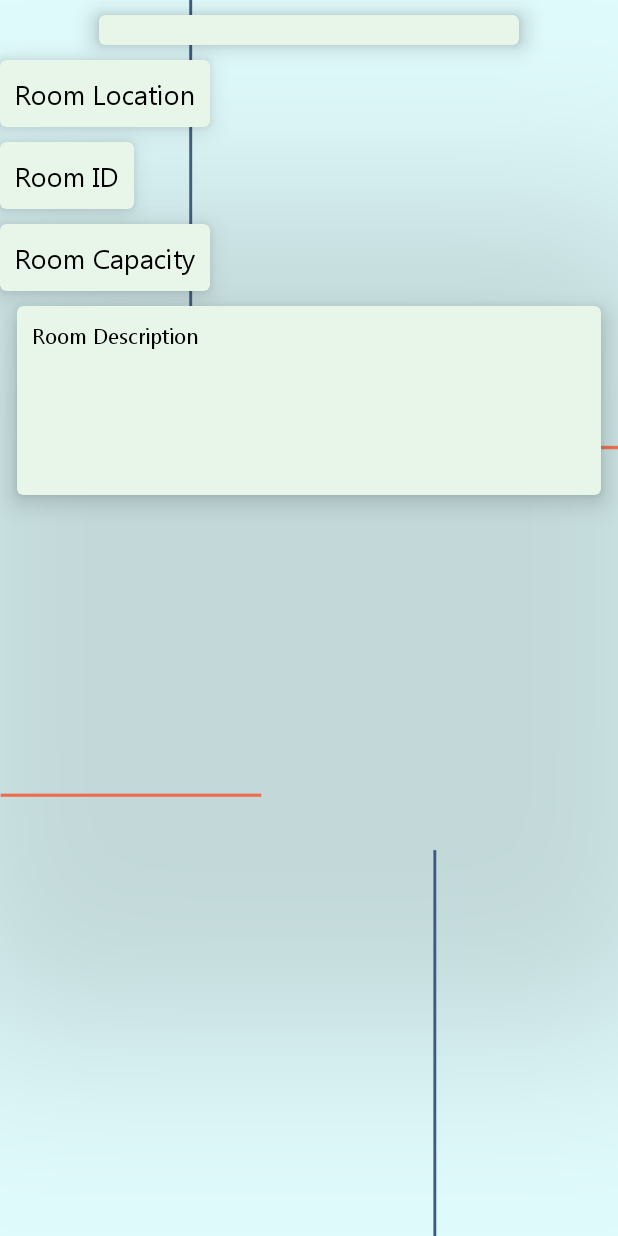
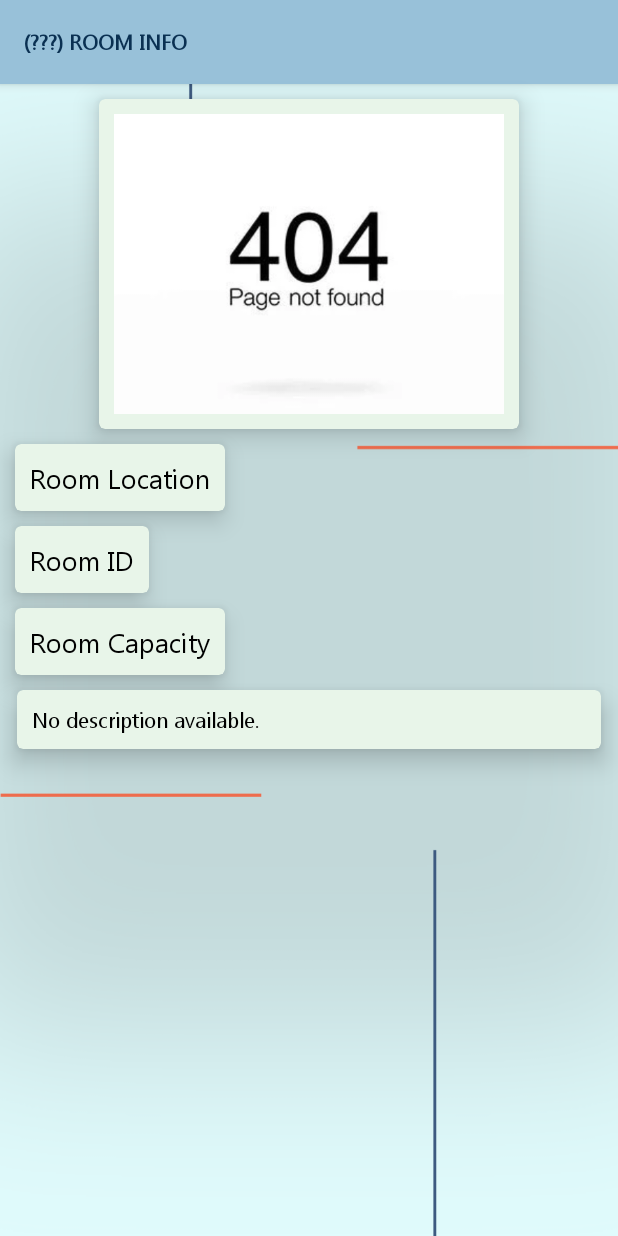
Before and after one commit to salhanyf/iSeat-COEN390, an Android app: the RoomClickedActivity screen opened directly, with no data from a screen before it, on a phone screen of 412 x 824 dp. Run offline under Robolectric (Android 15) with nearby library versions, the phone set to English and light mode, and no system bars; 1 statement that could not run was skipped.

Commit message:
Added clickable room for more info

```diff
--- a/app/src/main/java/com/example/finalproject/views/AdminRoomsActivity.java
+++ b/app/src/main/java/com/example/finalproject/views/AdminRoomsActivity.java
@@ -53,7 +53,7 @@ public class AdminRoomsActivity extends AppCompatActivity {
 
     private void setupUI() {
         // setup custom toolbar for activity
-        Toolbar toolbar = findViewById(R.id.appToolbar);
+        Toolbar toolbar = findViewById(R.id.room_clicked_tool_bar);
         setSupportActionBar(toolbar);
         getSupportActionBar().setDisplayHomeAsUpEnabled(true);
         // setup textview that shows how to cancel delete
--- a/app/src/main/java/com/example/finalproject/views/RoomClickedActivity.java
+++ b/app/src/main/java/com/example/finalproject/views/RoomClickedActivity.java
@@ -1,22 +1,81 @@
 package com.example.finalproject.views;
 
+import android.annotation.SuppressLint;
+import android.os.Bundle;
+import android.widget.ImageView;
+import android.widget.TextView;
+import android.widget.Toolbar;
+
 import androidx.appcompat.app.AppCompatActivity;
-
-import android.os.Bundle;
-import android.widget.TextView;
 
 import com.example.finalproject.R;
 
 public class RoomClickedActivity extends AppCompatActivity {
-    private TextView roomCapacity;
-    private TextView roomLocation;
-    private TextView roomID;
-    private TextView roomDescription;
 
 
+    @SuppressLint("SetTextI18n")
     @Override
     protected void onCreate(Bundle savedInstanceState) {
         super.onCreate(savedInstanceState);
         setContentView(R.layout.activity_room_clicked);
+
+        TextView roomCapacity = findViewById(R.id.room_Capacity);
+        TextView roomLocation = findViewById(R.id.room_info_title);
+        TextView roomID = findViewById(R.id.room_info_ID);
+        TextView roomDescription = findViewById(R.id.room_info_description);
+
+        ImageView roomImage = findViewById(R.id.room_info_picture);
+
+        Bundle bundle = getIntent().getExtras();
+        if (bundle != null) {
+            roomLocation.setText("Location: " + bundle.getString("roomLocation"));
+            roomID.setText("Room ID: " + bundle.getString("roomName"));
+            roomCapacity.setText("Capacity: " + bundle.getString("roomCapacity"));
+
+        }
+
+
+        TextView toolBarTitle = findViewById(R.id.toolbar_title_room_clicked);
+
+        toolBarTitle.setText(bundle.getString("roomName") + " Room Info");
+
+        if (roomLocation.getText().toString().startsWith("Location: Hall")) {
+            roomImage.setImageResource(R.drawable.hallbuilding);
+
+            roomDescription.setText("The Hall Building is the main building on campus." +
+                    " It is home to the majority of the University's academic departments," +
+                    " including the School of Engineering and the School of Computing. It " +
+                    "is also home to the University's main library, the Sir Duncan Rice " +
+                    "Library, and the University's main student union, the Students' Union.");
+        } else if (roomLocation.getText().toString().startsWith("Location: Library")) {
+            roomImage.setImageResource(R.drawable.library);
+
+            roomDescription.setText("Concordia University Library is the library of Concordia" +
+                    " University in Montreal, Quebec, Canada. It is located on the Sir George" +
+                    " Williams Campus in the Hall Building. The library is open to the public" +
+                    " and is a member of the Quebec Library Network.");
+        } else if (roomLocation.getText().toString().startsWith("Location: Faubourg")) {
+            roomImage.setImageResource(R.drawable.faubourg);
+
+            roomDescription.setText("Faubourg Building is a building on the Sir George Williams" +
+                    " Campus of Concordia University in Montreal, Quebec, Canada. It is located" +
+                    " on the corner of de Maisonneuve Boulevard and Concordia Avenue.");
+        } else if (roomLocation.getText().toString().startsWith("Location: GM")) {
+            roomImage.setImageResource(R.drawable.gm);
+
+            roomDescription.setText("Guy-Maisonnette Building is a building on the Sir George" +
+                    " Williams Campus of Concordia University in Montreal, Quebec, Canada. It is" +
+                    " located on the corner of de Maisonneuve Boulevard and Concordia Avenue.");
+        } else if (roomLocation.getText().toString().startsWith("Location: JMSB") || roomLocation.getText().toString().startsWith("John")) {
+            roomImage.setImageResource(R.drawable.jmsb);
+
+            roomDescription.setText("John Molson School of Business is a business school located " +
+                    "in Montreal, Quebec, Canada. It is part of Concordia University, and is " +
+                    "named after John Molson, a Montreal businessman and philanthropist.");
+        } else {
+            roomImage.setImageResource(R.drawable.error);
+            roomDescription.setText("No description available.");
+        }
+
     }
 }
--- a/app/src/main/java/com/example/finalproject/views/RoomListActivity.java
+++ b/app/src/main/java/com/example/finalproject/views/RoomListActivity.java
@@ -39,7 +39,7 @@ public class RoomListActivity extends AppCompatActivity{
         super.onCreate(savedInstanceState);
         setContentView(R.layout.activity_room_list);
 
-        Toolbar toolbar = findViewById(R.id.appToolbar);
+        Toolbar toolbar = findViewById(R.id.room_clicked_tool_bar);
         setSupportActionBar(toolbar);
 
         //add a profile button to the toolbar
--- a/app/src/main/java/com/example/finalproject/views/adaptors/RoomListRecyclerViewAdaptor.java
+++ b/app/src/main/java/com/example/finalproject/views/adaptors/RoomListRecyclerViewAdaptor.java
@@ -44,7 +44,12 @@ public class RoomListRecyclerViewAdaptor extends RecyclerView.Adapter<RoomListRe
         holder.itemView.setOnClickListener(new View.OnClickListener() {
             @Override
             public void onClick(View v) {
+                // add the room key to the intent and start the activity
                 Intent intent = new Intent(context, RoomClickedActivity.class);
+                intent.putExtra("roomKey", mRooms.get(holder.getAdapterPosition()).getKey());
+                intent.putExtra("roomName", mRooms.get(holder.getAdapterPosition()).getName());
+                intent.putExtra("roomCapacity", mRooms.get(holder.getAdapterPosition()).getCapacity());
+                intent.putExtra("roomLocation", mRooms.get(holder.getAdapterPosition()).getLocation());
                 context.startActivity(intent);
             }
         });
@@ -90,6 +95,7 @@ public class RoomListRecyclerViewAdaptor extends RecyclerView.Adapter<RoomListRe
                 total++;
             }
             textView.setText(String.format(context.getString(R.string.RoomList_TextView_Capacity), open, total));
+            mRooms.get(0).setCapacity(String.format(context.getString(R.string.RoomList_TextView_Capacity), open, total));
         }
     }
 }
--- a/app/src/main/res/layout/activity_admin_rooms.xml
+++ b/app/src/main/res/layout/activity_admin_rooms.xml
@@ -10,7 +10,7 @@
     tools:context=".views.AdminRoomsActivity">
 
     <androidx.appcompat.widget.Toolbar
-        android:id="@+id/appToolbar"
+        android:id="@+id/room_clicked_tool_bar"
         android:layout_width="match_parent"
         android:layout_height="wrap_content"
         android:background="@color/toolbar_background_color"
--- a/app/src/main/res/layout/activity_room_clicked.xml
+++ b/app/src/main/res/layout/activity_room_clicked.xml
@@ -9,11 +9,32 @@
     android:outlineProvider="none"
     tools:context=".views.RoomClickedActivity">
 
-
     <LinearLayout
         android:layout_width="match_parent"
         android:layout_height="match_parent"
         android:orientation="vertical">
+
+        <androidx.appcompat.widget.Toolbar
+            android:id="@+id/toolbar_room_clicked"
+            android:layout_width="match_parent"
+            android:layout_height="wrap_content"
+            android:background="@color/toolbar_background_color"
+            android:elevation="4dp"
+            android:minHeight="?attr/actionBarSize"
+            android:theme="@style/ToolbarTheme"
+            app:layout_constraintStart_toStartOf="parent"
+            app:layout_constraintTop_toTopOf="parent">
+
+            <TextView
+                android:id="@+id/toolbar_title_room_clicked"
+                android:layout_width="wrap_content"
+                android:layout_height="wrap_content"
+                android:fontFamily="@font/gadugi"
+                android:text="(???) Room Info"
+                android:textAllCaps="true"
+                android:textColor="@color/toolbar_text_color"
+                android:textStyle="bold" />
+        </androidx.appcompat.widget.Toolbar>
 
         <androidx.cardview.widget.CardView
             android:layout_width="wrap_content"
@@ -28,7 +49,7 @@
             <ImageView
                 android:id="@+id/room_info_picture"
                 android:layout_width="260dp"
-                android:layout_height="match_parent"
+                android:layout_height="200dp"
                 android:layout_gravity="center_horizontal"
                 android:scaleType="centerCrop" />
 
@@ -37,6 +58,7 @@
         <androidx.cardview.widget.CardView
             android:layout_width="wrap_content"
             android:layout_height="wrap_content"
+            android:layout_marginLeft="10dp"
             android:layout_marginTop="10dp"
             app:cardBackgroundColor="#E8F5E9"
             app:cardCornerRadius="4dp"
@@ -57,6 +79,7 @@
         <androidx.cardview.widget.CardView
             android:layout_width="wrap_content"
             android:layout_height="wrap_content"
+            android:layout_marginLeft="10dp"
             android:layout_marginTop="10dp"
             app:cardBackgroundColor="#E8F5E9"
             app:cardCornerRadius="4dp"
@@ -77,6 +100,7 @@
         <androidx.cardview.widget.CardView
             android:layout_width="wrap_content"
             android:layout_height="wrap_content"
+            android:layout_marginLeft="10dp"
             android:layout_marginTop="10dp"
             app:cardBackgroundColor="#E8F5E9"
             app:cardCornerRadius="4dp"
@@ -107,7 +131,7 @@
             <TextView
                 android:id="@+id/room_info_description"
                 android:layout_width="369dp"
-                android:layout_height="106dp"
+                android:layout_height="wrap_content"
                 android:layout_gravity="center_horizontal"
                 android:fontFamily="@font/gadugi"
                 android:text="Room Description"
--- a/app/src/main/res/layout/activity_room_list.xml
+++ b/app/src/main/res/layout/activity_room_list.xml
@@ -9,7 +9,7 @@
     tools:context=".views.RoomListActivity">
 
     <androidx.appcompat.widget.Toolbar
-        android:id="@+id/appToolbar"
+        android:id="@+id/room_clicked_tool_bar"
         android:layout_width="match_parent"
         android:layout_height="wrap_content"
         android:background="@color/toolbar_background_color"
@@ -19,7 +19,7 @@
         app:layout_constraintStart_toStartOf="parent"
         app:layout_constraintTop_toTopOf="parent">
         <TextView
-            android:id="@+id/toolbar_title"
+            android:id="@+id/toolbar_title_room_clicked"
             android:textColor="@color/toolbar_text_color"
             android:layout_width="wrap_content"
             android:layout_height="wrap_content"/>
@@ -39,7 +39,7 @@
         app:layout_constraintEnd_toEndOf="parent"
         app:layout_constraintHorizontal_bias="0.0"
         app:layout_constraintStart_toStartOf="parent"
-        app:layout_constraintTop_toBottomOf="@id/appToolbar" />
+        app:layout_constraintTop_toBottomOf="@id/room_clicked_tool_bar" />
 
     <androidx.recyclerview.widget.RecyclerView
         android:id="@+id/Room_RecyclerViewID"
--- a/app/src/main/res/layout/app_toolbar.xml
+++ b/app/src/main/res/layout/app_toolbar.xml
@@ -8,7 +8,7 @@
     android:orientation="vertical">
 
     <androidx.appcompat.widget.Toolbar
-        android:id="@+id/appToolbar"
+        android:id="@+id/room_clicked_tool_bar"
         android:layout_width="match_parent"
         android:layout_height="wrap_content"
         android:elevation="4dp"
```
Also changed, not shown: app/src/main/res/layout/activity_user_profile.xml (+6 -5 lines), app/src/main/res/menu/iseat_user_room_clicked_menu.xml (added, +8 -0 lines), app/src/main/res/drawable/error.png (added), app/src/main/res/drawable/faubourg.JPG (renamed from app/src/main/res/room-images/Faubourg.JPG), app/src/main/res/drawable/gm.jpg (added), app/src/main/res/drawable/jmsb.jpg (renamed from app/src/main/res/room-images/JMSB.jpg), app/src/main/res/drawable/library.jpg (renamed from app/src/main/res/room-images/Library.jpg), 1 other file.
